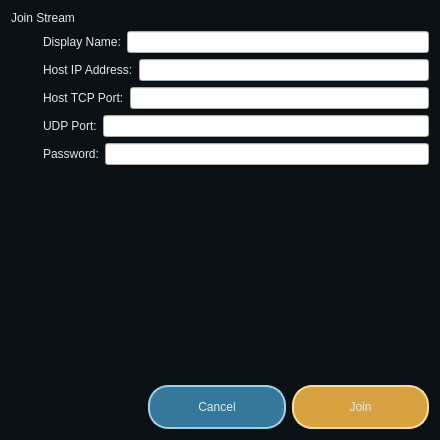
The window that app/home/joinstreamwindow.ui (erakai/Mercury) describes before a commit, drawn with Qt 5.
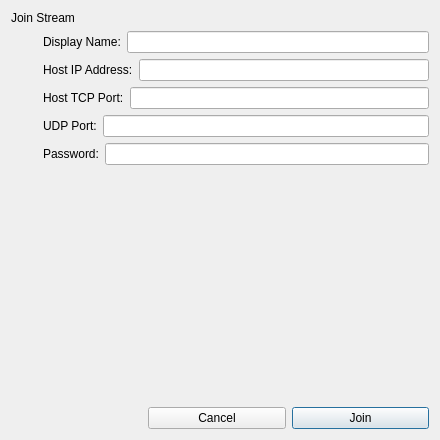
The same window after the commit.

Commit message: completed styling of all components for both light and dark mode. Button functionality to be implemented next

The edit to the form file:
```diff
--- a/app/home/joinstreamwindow.ui
+++ b/app/home/joinstreamwindow.ui
@@ -14,7 +14,7 @@
    <string>Dialog</string>
   </property>
   <property name="styleSheet">
-   <string notr="true">QPushButton {
+   <string notr="true">/*QPushButton {
 	background-color: rgb(54, 120, 156);
 	color: rgb(223, 234, 237);
 	border: 2px solid rgb(160, 207, 226);
@@ -45,7 +45,10 @@
 
 QDialog#JoinStreamWindow {
 	background-color: rgb(11, 17, 20);
-}</string>
+}*/</string>
+  </property>
+  <property name="containerStyle" stdset="0">
+   <string>outer</string>
   </property>
   <layout class="QVBoxLayout" name="verticalLayout">
    <item>
```
Left out of the diff: 10 changed lines with no effect on the pictures. The commit also changes 16 other files.
